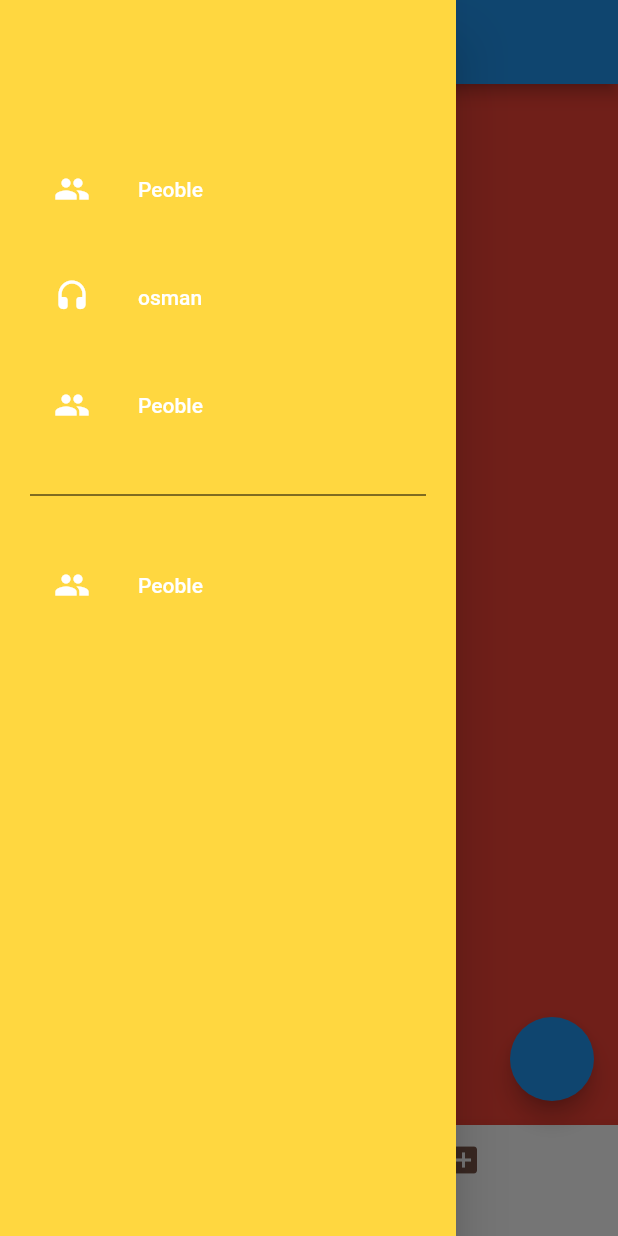
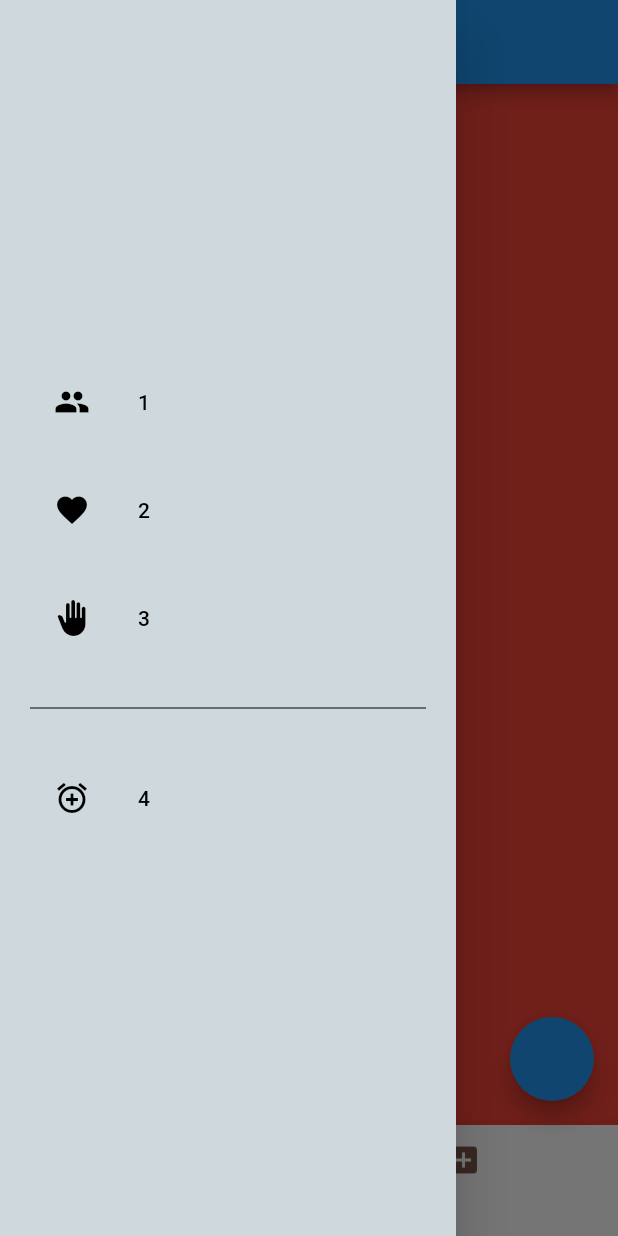
Before and after one commit to AhmetBahr/RealToDoList, a Flutter app: the screen it shows after launch, with the side drawer open, on a phone screen of 412 x 824 dp. Run offline on Flutter 3.47's test engine with Material 2 defaults, Android fonts, the phone set to English and light mode, and no system bars.

Commit message:
Drawer düzenleme + Eklentiler

```diff
--- a/lib/Pages/NavigationDrawer.dart
+++ b/lib/Pages/NavigationDrawer.dart
@@ -9,23 +9,23 @@ class NavigationDrawerWidget extends StatelessWidget {
   Widget build(BuildContext context) {
     return Drawer(
       child: Material(
-        color: Colors.amberAccent,
+        color: Colors.blueGrey[100],
         child: ListView(
           padding: padding,
           children: <Widget>[
             const SizedBox(
-              height: 98,
+              height: 240,
             ),
-            buildMenuItem(text: "Peoble", icon: Icons.people, onClicked: () {}),
+            buildMenuItem(text: "1", icon: Icons.people, onClicked: () {}),
+            const SizedBox(
+              height: 16,
+            ),
+            buildMenuItem(text: "2", icon: Icons.favorite, onClicked: () {}),
             const SizedBox(
               height: 16,
             ),
             buildMenuItem(
-                text: "osman", icon: Icons.headset_rounded, onClicked: () {}),
-            const SizedBox(
-              height: 16,
-            ),
-            buildMenuItem(text: "Peoble", icon: Icons.people, onClicked: () {}),
+                text: "3", icon: Icons.back_hand_rounded, onClicked: () {}),
             const SizedBox(
               height: 24,
             ),
@@ -36,7 +36,7 @@ class NavigationDrawerWidget extends StatelessWidget {
             const SizedBox(
               height: 24,
             ),
-            buildMenuItem(text: "Peoble", icon: Icons.people, onClicked: () {}),
+            buildMenuItem(text: "4", icon: Icons.add_alarm, onClicked: () {}),
           ],
         ),
       ),
@@ -48,7 +48,7 @@ class NavigationDrawerWidget extends StatelessWidget {
     required IconData icon,
     VoidCallback? onClicked,
   }) {
-    final color = Colors.white;
+    final color = Colors.black;
     final hoverColor = Colors.white;
 
     return ListTile(
--- a/pubspec.yaml
+++ b/pubspec.yaml
@@ -40,6 +40,9 @@ dependencies:
 dev_dependencies:
   flutter_test:
     sdk: flutter
+    auto_size_text: ^3.0.0
+    flutter_svg: ^1.1.5
+    mobx: ^2.1.1
 
   # The "flutter_lints" package below contains a set of recommended lints to
   # encourage good coding practices. The lint set provided by the package is
@@ -60,7 +63,8 @@ flutter:
   uses-material-design: true
 
   # To add assets to your application, add an assets section, like this:
-  # assets:
+   assets:
+    -Image/
   #   - images/a_dot_burr.jpeg
   #   - images/a_dot_ham.jpeg
 
```
Also changed, not shown: Image/undraw_Accept_request_re_d81h.png (added), Image/undraw_Checklist__re_2w7v.png (added), Image/undraw_Completing_re_i7ap.png (added), Image/undraw_To_do_list_re_9nt7 (1).png (added), Image/undraw_To_do_re_jaef.png (added), Image/undraw_task_list_6x9d.png (added).
